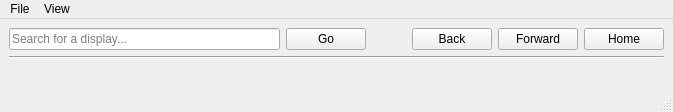
The window that pydm/pydm.ui (slaclab/pydm) describes before a commit, drawn with Qt 5.
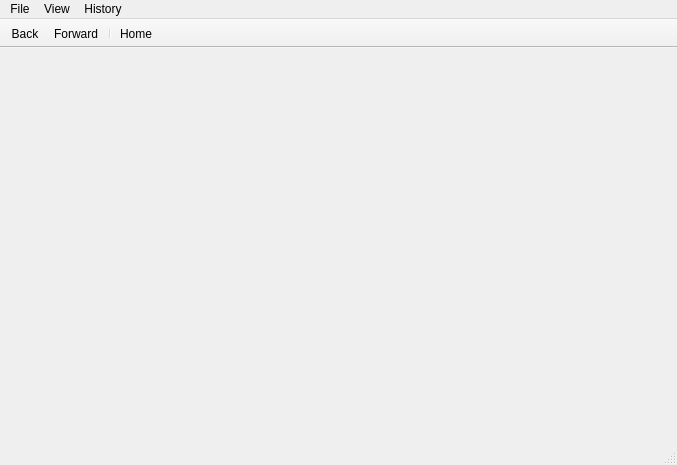
The same window after the commit.

What changed in the file:
```diff
--- a/pydm/pydm.ui
+++ b/pydm/pydm.ui
@@ -6,8 +6,8 @@
    <rect>
     <x>0</x>
     <y>0</y>
-    <width>673</width>
-    <height>112</height>
+    <width>677</width>
+    <height>465</height>
    </rect>
   </property>
   <property name="windowTitle">
@@ -21,77 +21,6 @@
     <property name="sizeConstraint">
      <enum>QLayout::SetMaximumSize</enum>
     </property>
-    <item>
-     <layout class="QHBoxLayout" name="horizontalLayout">
-      <item>
-       <widget class="QLineEdit" name="panelSearchLineEdit">
-        <property name="minimumSize">
-         <size>
-          <width>150</width>
-          <height>0</height>
-         </size>
-        </property>
-        <property name="placeholderText">
-         <string>Search for a display...</string>
-        </property>
-       </widget>
-      </item>
-      <item>
-       <widget class="QPushButton" name="goButton">
-        <property name="text">
-         <string>Go</string>
-        </property>
-        <property name="flat">
-         <bool>false</bool>
-        </property>
-       </widget>
-      </item>
-      <item>
-       <spacer name="horizontalSpacer">
-        <property name="orientation">
-         <enum>Qt::Horizontal</enum>
-        </property>
-        <property name="sizeType">
-         <enum>QSizePolicy::Fixed</enum>
-        </property>
-        <property name="sizeHint" stdset="0">
-         <size>
-          <width>40</width>
-          <height>20</height>
-         </size>
-        </property>
-       </spacer>
-      </item>
-      <item>
-       <widget class="QPushButton" name="backButton">
-        <property name="text">
-         <string>Back</string>
-        </property>
-       </widget>
-      </item>
-      <item>
-       <widget class="QPushButton" name="forwardButton">
-        <property name="text">
-         <string>Forward</string>
-        </property>
-       </widget>
-      </item>
-      <item>
-       <widget class="QPushButton" name="homeButton">
-        <property name="text">
-         <string>Home</string>
-        </property>
-       </widget>
-      </item>
-     </layout>
-    </item>
-    <item>
-     <widget class="Line" name="line">
-      <property name="orientation">
-       <enum>Qt::Horizontal</enum>
-      </property>
-     </widget>
-    </item>
    </layout>
   </widget>
   <widget class="QMenuBar" name="menubar">
@@ -99,7 +28,7 @@
     <rect>
      <x>0</x>
      <y>0</y>
-     <width>673</width>
+     <width>677</width>
      <height>22</height>
     </rect>
    </property>
@@ -119,11 +48,42 @@
     <addaction name="actionIncrease_Font_Size"/>
     <addaction name="actionDecrease_Font_Size"/>
     <addaction name="actionShow_File_Path_in_Title_Bar"/>
+    <addaction name="actionShow_Navigation_Bar"/>
+   </widget>
+   <widget class="QMenu" name="menuHistory">
+    <property name="title">
+     <string>History</string>
+    </property>
+    <addaction name="actionBack"/>
+    <addaction name="actionForward"/>
+    <addaction name="actionHome"/>
    </widget>
    <addaction name="menuFile"/>
    <addaction name="menuView"/>
+   <addaction name="menuHistory"/>
   </widget>
   <widget class="QStatusBar" name="statusbar"/>
+  <widget class="QToolBar" name="navbar">
+   <property name="windowTitle">
+    <string>toolBar</string>
+   </property>
+   <property name="movable">
+    <bool>false</bool>
+   </property>
+   <property name="floatable">
+    <bool>false</bool>
+   </property>
+   <attribute name="toolBarArea">
+    <enum>TopToolBarArea</enum>
+   </attribute>
+   <attribute name="toolBarBreak">
+    <bool>false</bool>
+   </attribute>
+   <addaction name="actionBack"/>
+   <addaction name="actionForward"/>
+   <addaction name="separator"/>
+   <addaction name="actionHome"/>
+  </widget>
   <action name="actionEdit_in_Designer">
    <property name="text">
     <string>Edit in Designer</string>
@@ -169,6 +129,49 @@
     <string>Show File Path in Title Bar</string>
    </property>
   </action>
+  <action name="actionBack">
+   <property name="text">
+    <string>Back</string>
+   </property>
+   <property name="shortcut">
+    <string>Ctrl+Left</string>
+   </property>
+  </action>
+  <action name="actionForward">
+   <property name="text">
+    <string>Forward</string>
+   </property>
+   <property name="shortcut">
+    <string>Ctrl+Right</string>
+   </property>
+  </action>
+  <action name="actionHome">
+   <property name="text">
+    <string>Home</string>
+   </property>
+   <property name="shortcut">
+    <string>Ctrl+Shift+H</string>
+   </property>
+  </action>
+  <action name="actionShow_Navigation_Bar">
+   <property name="checkable">
+    <bool>true</bool>
+   </property>
+   <property name="checked">
+    <bool>true</bool>
+   </property>
+   <property name="text">
+    <string>Show Navigation Bar</string>
+   </property>
+  </action>
+  <action name="actionOpen_File">
+   <property name="text">
+    <string>Open File...</string>
+   </property>
+   <property name="shortcut">
+    <string>Ctrl+O</string>
+   </property>
+  </action>
  </widget>
  <resources/>
  <connections/>
```
Left out of the diff: 7 changed lines with no effect on the pictures.
